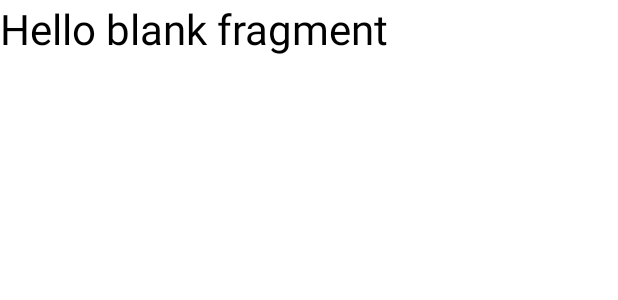
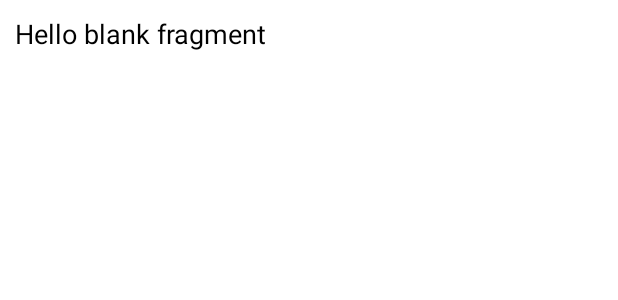
Before and after one commit to charlineee/HomeworkProject, an Android app: the layout fragment_provinces.xml on its own in the app's theme, with its tools: preview values and no code run, on a phone screen of 412 x 824 dp. Shown: the top 300 px of the screen. Run offline under Robolectric (Android 15) with nearby library versions, the phone set to English and light mode, and no system bars.

Commit message:
Updated province view
added nested scroll to xml file

```diff
--- a/app/src/main/java/com/example/homeworkproject/views/Countries.java
+++ b/app/src/main/java/com/example/homeworkproject/views/Countries.java
@@ -40,9 +40,8 @@ LocationAdapter locationAdapter;
 
 
     public static Countries newInstance() {
-        Countries fragment = new Countries();
 
-        return fragment;
+        return new Countries();
     }
 
     @Override
--- a/app/src/main/res/layout/fragment_provinces.xml
+++ b/app/src/main/res/layout/fragment_provinces.xml
@@ -1,16 +1,27 @@
 <?xml version="1.0" encoding="utf-8"?>
 <FrameLayout xmlns:android="http://schemas.android.com/apk/res/android"
+    xmlns:app="http://schemas.android.com/apk/res-auto"
     xmlns:tools="http://schemas.android.com/tools"
     android:layout_width="match_parent"
     android:layout_height="match_parent"
     tools:context=".views.Provinces">
 
+
+
+        <androidx.core.widget.NestedScrollView
+            android:id="@+id/provinceView"
+            android:layout_width="match_parent"
+            android:layout_height="wrap_content">
+
             <TextView
                 android:id="@+id/provinceNames"
                 android:layout_width="match_parent"
                 android:layout_height="match_parent"
+                android:padding="10dp"
                 android:text="@string/hello_blank_fragment"
                 android:textColor="@color/black"
-        android:textSize="28dp" />
+                android:textSize="18sp" />
+        </androidx.core.widget.NestedScrollView>
+
 
 </FrameLayout>
```
Lines whose indentation alone changed are shown as unchanged.
